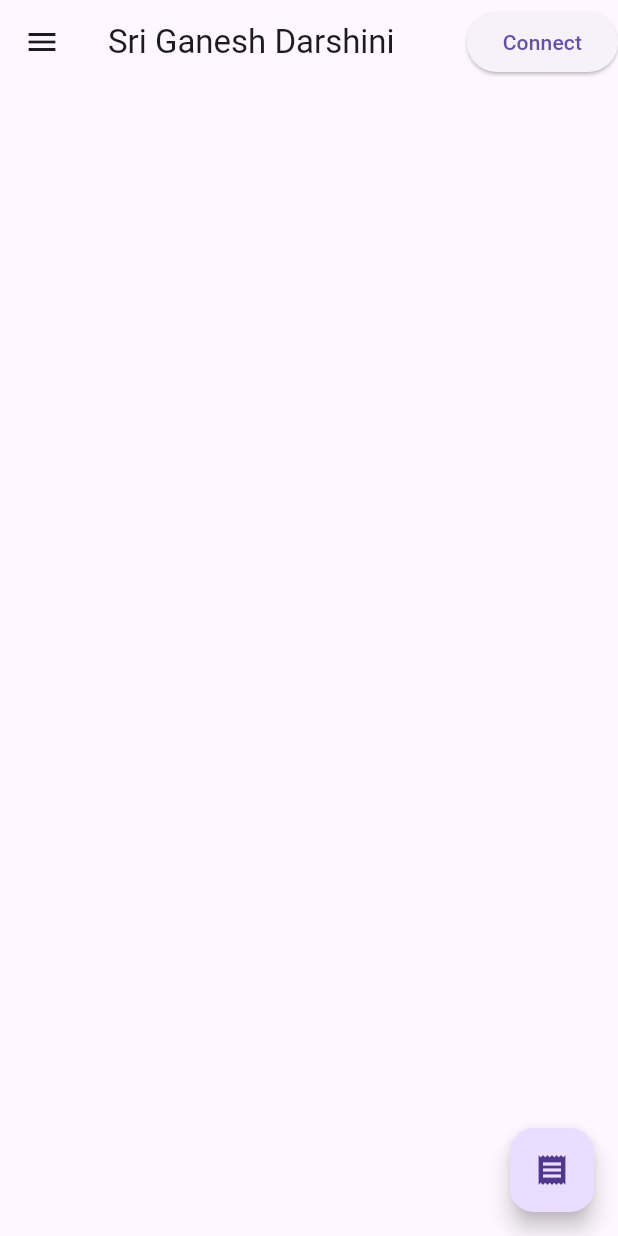
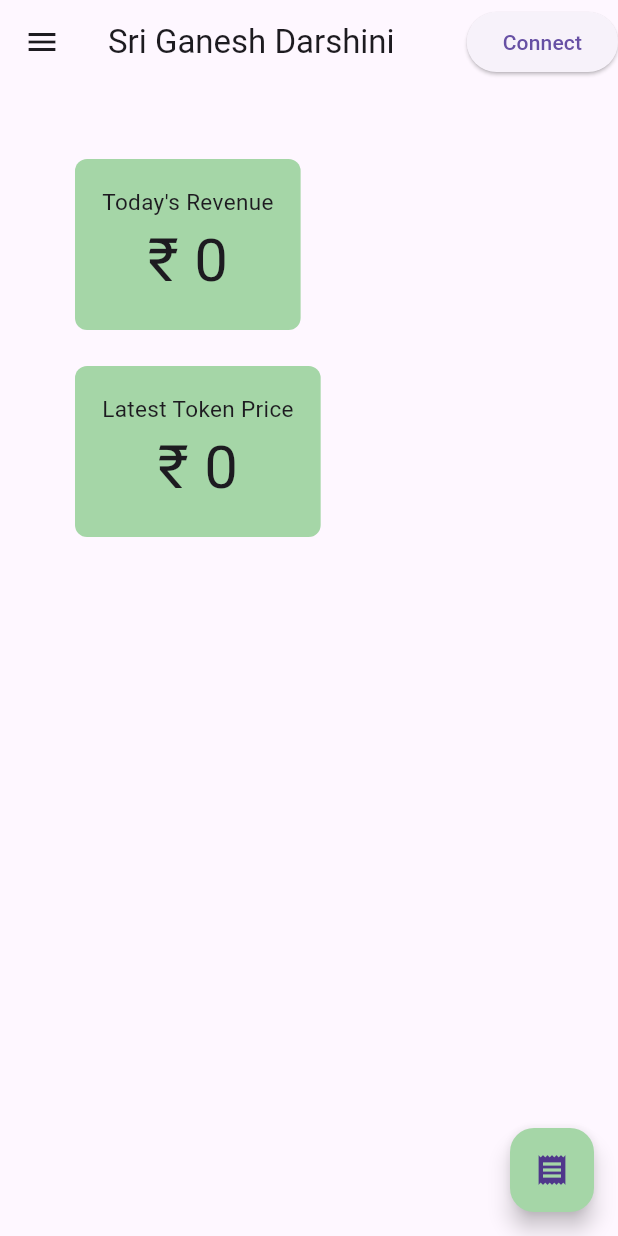
Before and after one commit to deekshithx/pos-ticket, a Flutter app: the screen it shows after launch, in the side drawer, after a tap on the "receipt" icon, on a phone screen of 412 x 824 dp. Run offline on Flutter 3.47's test engine with Material 3 defaults, Android fonts, the phone set to English and light mode, and no system bars; our stand-ins replace cloud_firestore, firebase_core, flutter_blue_plus, image_picker, shared_preferences; missing offline and left inert: blue_thermal_printer, dart:ffi; accounts and stored records are empty.

Commit message:
Last Commit

```diff
--- /dev/null
+++ b/database.rules.json
@@ -0,0 +1,6 @@
+{
+  "rules": {
+    ".read": "now < 1714588200000",  // 2024-5-2
+    ".write": "now < 1714588200000",  // 2024-5-2
+  }
+}
--- /dev/null
+++ b/firestore.indexes.json
@@ -0,0 +1,4 @@
+{
+  "indexes": [],
+  "fieldOverrides": []
+}
--- a/lib/home_screen.dart
+++ b/lib/home_screen.dart
@@ -1,6 +1,9 @@
+import 'package:intl/intl.dart';
+import 'package:pos_ticket/firebase.dart';
 import 'package:pos_ticket/screens/add_category.dart';
 import 'package:pos_ticket/screens/add_item.dart';
 import 'package:pos_ticket/screens/pos_screen.dart';
+import 'package:pos_ticket/utils/shared_preferences_helper.dart';
 import 'package:pos_ticket/utils/utils.dart';
 import 'package:flutter/material.dart';
 import 'dart:async';
@@ -34,7 +37,7 @@ class _HomeScreenState extends State<HomeScreen> {
         case BlueThermalPrinter.CONNECTED:
           setState(() {
             _connected = true;
-            print("bluetooth device state: connected");
+            print("---------bluetooth device state: connected--------");
           });
           break;
         case BlueThermalPrinter.DISCONNECTED:
@@ -42,6 +45,10 @@ class _HomeScreenState extends State<HomeScreen> {
             _connected = false;
             print("bluetooth device state: disconnected");
           });
+          Navigator.of(context).pushAndRemoveUntil(
+              MaterialPageRoute(builder: (context) => HomeScreen()),
+              (route) => false);
+
           break;
         case BlueThermalPrinter.DISCONNECT_REQUESTED:
           setState(() {
@@ -60,6 +67,7 @@ class _HomeScreenState extends State<HomeScreen> {
             _connected = false;
             print("bluetooth device state: bluetooth off");
           });
+
           break;
         case BlueThermalPrinter.STATE_ON:
           setState(() {
@@ -101,14 +109,28 @@ class _HomeScreenState extends State<HomeScreen> {
       showSnack(context, 'Connect printer via bluetooth first');
   }
 
+  Future<int> getTodayTotal() async {
+    String todayDate = DateFormat('dd-MMM-yy').format(DateTime.now());
+    return await SharedPreferencesHelper.getInt(todayDate) ?? 0;
+  }
+
+  Future<int> lastTicketPrice() async {
+    String todayDate = DateFormat('dd-MMM-yy').format(DateTime.now());
+    return await SharedPreferencesHelper.getInt('last_ticket_$todayDate') ?? 0;
+  }
+
   @override
   Widget build(BuildContext context) {
+    Size size = MediaQuery.of(context).size;
     return Scaffold(
       floatingActionButton: FloatingActionButton(
           child: Icon(Icons.receipt),
           onPressed: () {
             Navigator.of(context)
-                .push(MaterialPageRoute(builder: (context) => PosScreen()));
+                .push(MaterialPageRoute(builder: (context) => PosScreen()))
+                .then((value) {
+              setState(() {});
+            });
           }),
       drawer: SafeArea(
         child: Drawer(
@@ -175,8 +197,62 @@ class _HomeScreenState extends State<HomeScreen> {
       ),
       body: SingleChildScrollView(
         padding: const EdgeInsets.all(8.0),
-        child: Column(
+        child: Padding(
+          padding: const EdgeInsets.all(30),
+          child: Wrap(
             children: <Widget>[
+              Container(
+                margin: EdgeInsets.all(12),
+                constraints: BoxConstraints(minWidth: size.width * 0.28),
+                padding: EdgeInsets.all(18),
+                decoration: BoxDecoration(
+                    color: Colors.green[200],
+                    borderRadius: BorderRadius.circular(8)),
+                child: FutureBuilder<int>(
+                    future: getTodayTotal(),
+                    builder: (context, snapshot) {
+                      if (snapshot.connectionState == ConnectionState.done)
+                        return Column(
+                          children: [
+                            Text(
+                              'Today\'s Revenue',
+                              style: TextStyle(fontSize: 15),
+                            ),
+                            Text(
+                              '₹ ' + (snapshot.data?.toString() ?? ''),
+                              style: TextStyle(fontSize: 40),
+                            ),
+                          ],
+                        );
+                      return SizedBox();
+                    }),
+              ),
+              Container(
+                margin: EdgeInsets.all(12),
+                constraints: BoxConstraints(minWidth: size.width * 0.28),
+                padding: EdgeInsets.all(18),
+                decoration: BoxDecoration(
+                    color: Colors.green[200],
+                    borderRadius: BorderRadius.circular(8)),
+                child: FutureBuilder<int>(
+                    future: lastTicketPrice(),
+                    builder: (context, snapshot) {
+                      if (snapshot.connectionState == ConnectionState.done)
+                        return Column(
+                          children: [
+                            Text(
+                              'Latest Token Price',
+                              style: TextStyle(fontSize: 15),
+                            ),
+                            Text(
+                              '₹ ' + (snapshot.data?.toString() ?? ''),
+                              style: TextStyle(fontSize: 40),
+                            ),
+                          ],
+                        );
+                      return SizedBox();
+                    }),
+              ),
               // ..._devices
               //     .map(
               //       (device) => ListTile(
@@ -213,6 +289,7 @@ class _HomeScreenState extends State<HomeScreen> {
             ],
           ),
         ),
+      ),
     );
   }
 
@@ -221,10 +298,11 @@ class _HomeScreenState extends State<HomeScreen> {
     bluetooth.isConnected.then((isConnected) {
       if (isConnected == false) {
         bluetooth.connect(_device).catchError((error) {
-          showSnack(context, error.toString());
+          showSnack(context, 'Check printer');
           setState(() => _connected = false);
         });
-        setState(() => _connected = true);
+        // print('-----set true here------');
+        // setState(() => _connected = true);
       } else {
         setState(() {
           _connected = true;
--- a/lib/main.dart
+++ b/lib/main.dart
@@ -1,5 +1,6 @@
 import 'dart:async';
 
+import 'package:firebase_core/firebase_core.dart';
 import 'package:pos_ticket/home_screen.dart';
 import 'package:pos_ticket/screens/turn_on_bluetooth.dart';
 import 'package:pos_ticket/utils/shared_preferences_helper.dart';
@@ -8,6 +9,14 @@ import 'package:flutter_blue_plus/flutter_blue_plus.dart';
 
 void main() async {
   WidgetsFlutterBinding.ensureInitialized();
+  await Firebase.initializeApp(
+      options: FirebaseOptions(
+    apiKey: 'AIzaSyAlvyq1UQfwZHxCqs4AEqCdwuUv26S0N4E',
+    appId: '1:853661487867:android:1dda40d192f97eecd8965e',
+    messagingSenderId: 'sendid',
+    projectId: 'pos-ticket',
+    storageBucket: 'pos-ticket.appspot.com',
+  ));
   await SharedPreferencesHelper.init();
   runApp(const POSApp());
 }
@@ -50,7 +59,12 @@ class _POSAppState extends State<POSApp> {
 
     return MaterialApp(
       debugShowCheckedModeBanner: false,
-      color: Colors.lightBlue,
+      color: Colors.green,
+      theme: ThemeData(
+          floatingActionButtonTheme: FloatingActionButtonThemeData(
+            backgroundColor: Colors.green[200],
+          ),
+          primaryColor: Colors.greenAccent),
       home: screen,
       navigatorObservers: [BluetoothAdapterStateObserver()],
     );
```
Also changed, not shown: lib/firebase.dart (added, +16 -0 lines), lib/testprint.dart (+19 -17 lines), firebase.json (added), 10 other files. Lines whose indentation alone changed are shown as unchanged.
